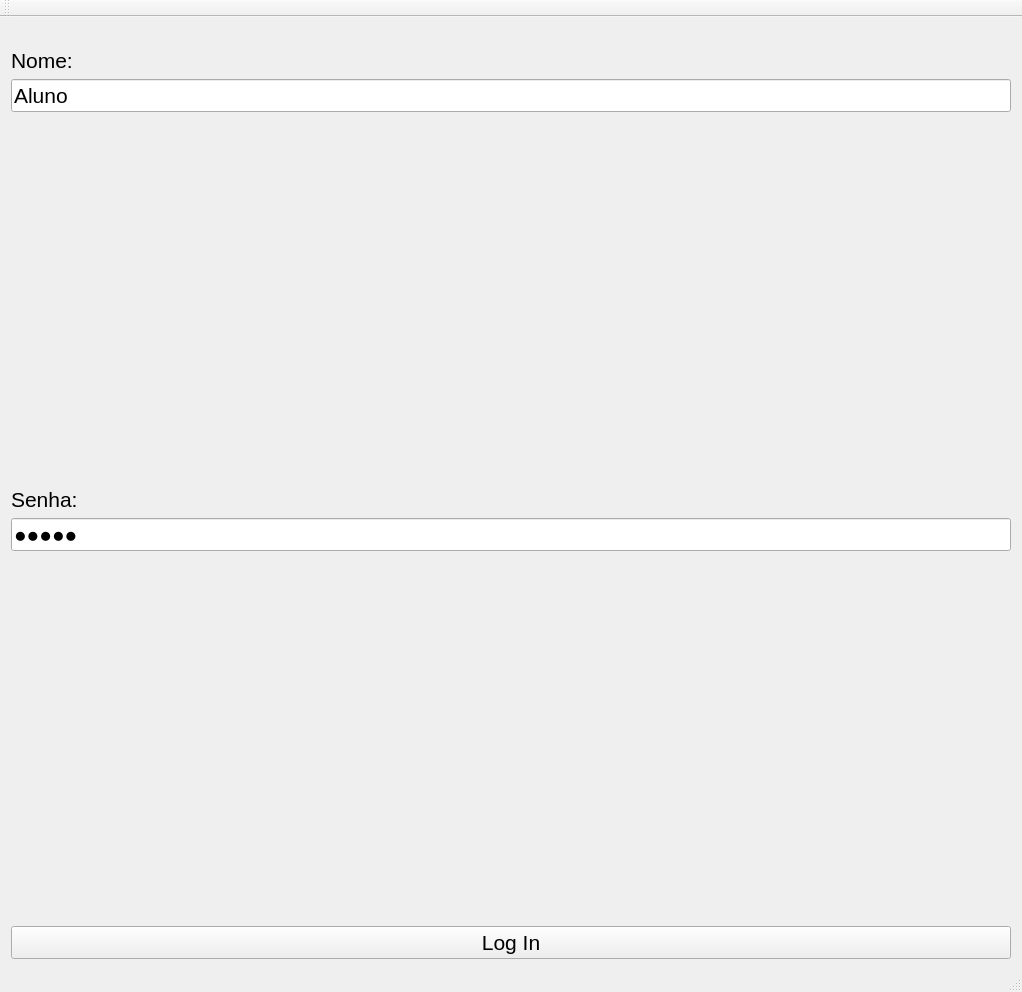
MariaZBP/projeto_EE_2022_1, file mainwindow.ui: the form before one commit.
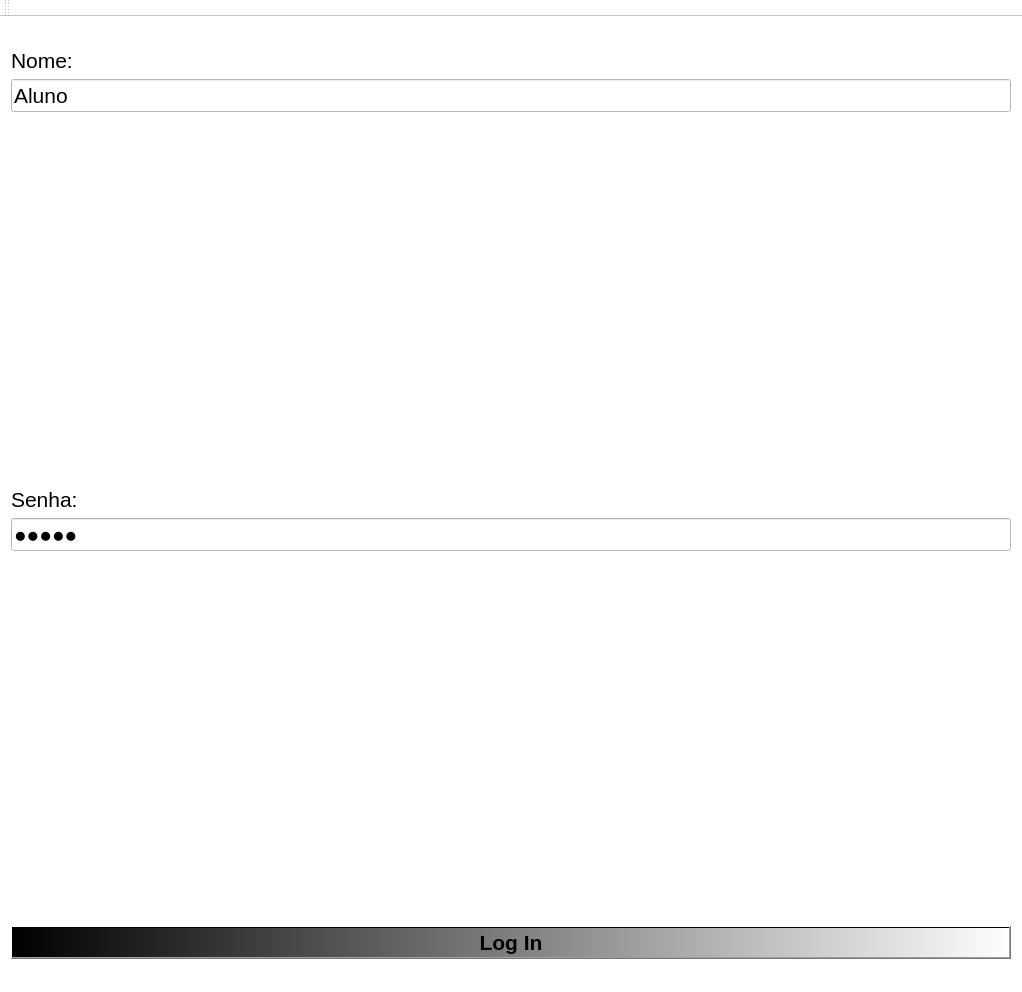
The form after the commit. Icons and pictures are not drawn.

```diff
--- a/mainwindow.ui
+++ b/mainwindow.ui
@@ -13,6 +13,11 @@
   <property name="windowTitle">
    <string>Login</string>
   </property>
+  <property name="styleSheet">
+   <string notr="true">QWidget{
+	background-color:rgb(255,255,255);
+}</string>
+  </property>
   <widget class="QWidget" name="centralWidget">
    <layout class="QVBoxLayout" name="verticalLayout_2">
     <item>
@@ -102,8 +107,13 @@
         <property name="font">
          <font>
           <pointsize>16</pointsize>
+          <weight>75</weight>
+          <bold>true</bold>
          </font>
         </property>
+        <property name="styleSheet">
+         <string notr="true">background-color: qlineargradient(spread:pad, x1:0, y1:0, x2:1, y2:0, stop:0 rgba(0, 0, 0, 255), stop:1 rgba(255, 255, 255, 255));</string>
+        </property>
         <property name="text">
          <string>Log In</string>
         </property>
```
